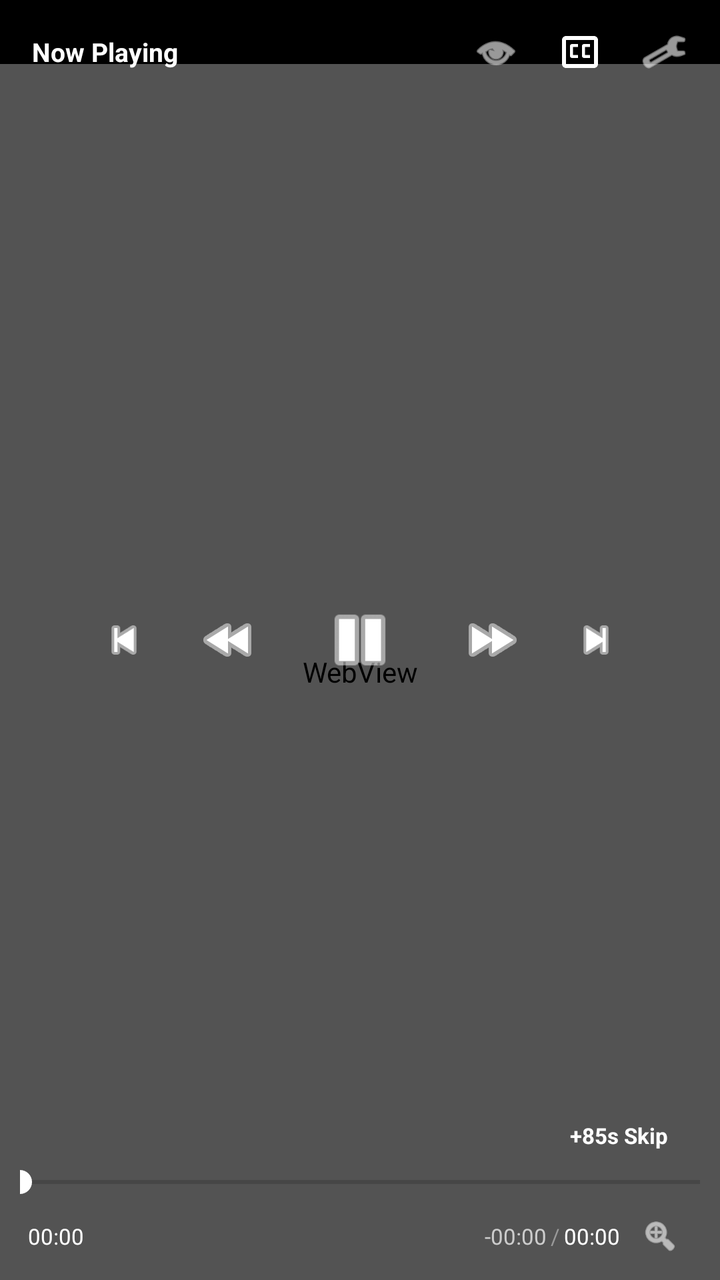
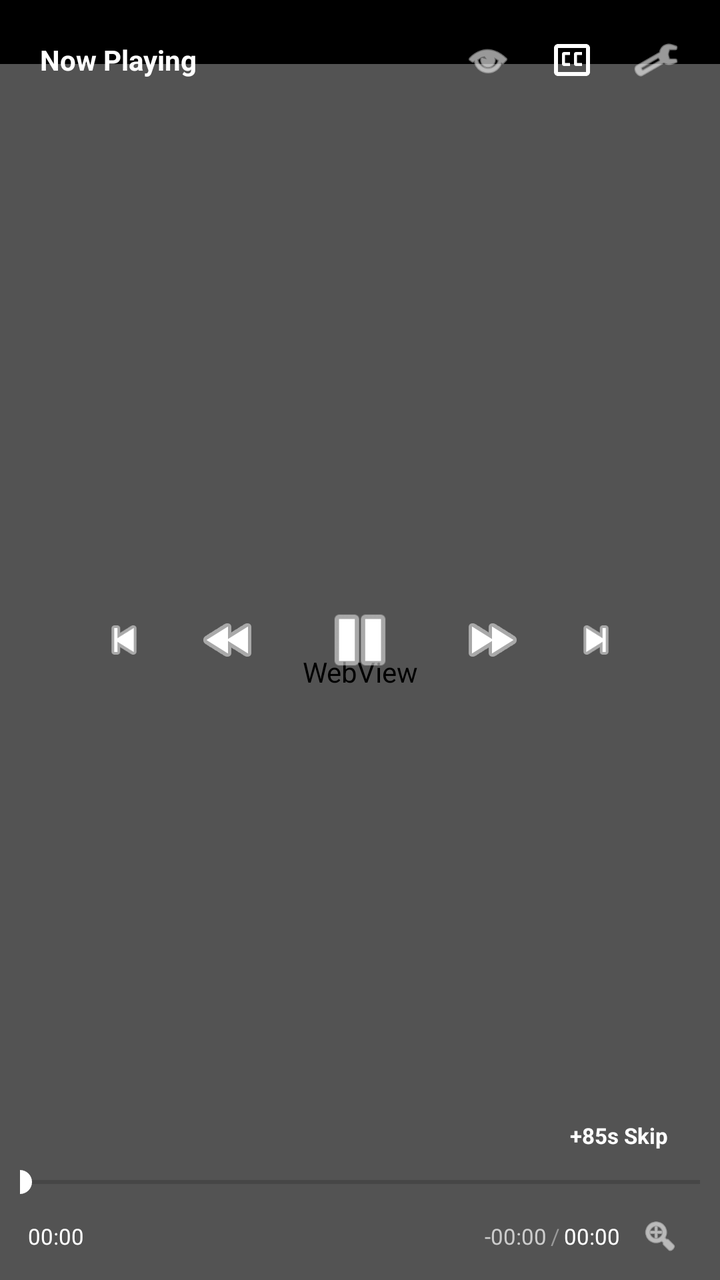

Screens rendered from an Android XML layout before and after an edit, with the pre-edit source and the edit as a unified diff.
<!-- AndroidManifest.xml: activity theme AppTheme.Translucent -->
<!-- res/layout/activity_native_player.xml -->
<?xml version="1.0" encoding="utf-8"?>
<LinearLayout xmlns:android="http://schemas.android.com/apk/res/android"
    xmlns:app="http://schemas.android.com/apk/res-auto"
    android:id="@+id/player_activity_root"
    android:layout_width="match_parent"
    android:layout_height="match_parent"
    android:orientation="vertical"
    android:background="@android:color/black">

    
    <FrameLayout
        android:id="@+id/video_root_container"
        android:layout_width="match_parent"
        android:layout_height="wrap_content"
        android:background="@android:color/black">

        <LinearLayout
            android:id="@+id/video_surface_wrapper"
            android:layout_width="match_parent"
            android:layout_height="match_parent"
            android:orientation="vertical">

            <View
                android:id="@+id/status_bar_filler"
                android:layout_width="match_parent"
                android:layout_height="32dp"
                android:background="@android:color/black"
                android:visibility="visible" />

            <FrameLayout
                android:id="@+id/player_media_container"
                android:layout_width="match_parent"
                android:layout_height="0dp"
                android:layout_weight="1"
                android:background="@android:color/black">

                <WebView
                    android:id="@+id/player_webview"
                    android:layout_width="match_parent"
                    android:layout_height="match_parent"
                    android:visibility="visible" />

                <androidx.media3.ui.PlayerView
                    android:id="@+id/player_exoplayer"
                    android:layout_width="match_parent"
                    android:layout_height="match_parent"
                    app:use_controller="false"
                    android:visibility="gone" />

            </FrameLayout>

            <View
                android:id="@+id/bottom_gap_filler"
                android:layout_width="match_parent"
                android:layout_height="0dp"
                android:background="@android:color/black"
                android:visibility="gone" />
        </LinearLayout>

        
        <View
            android:id="@+id/touch_wall"
            android:layout_width="match_parent"
            android:layout_height="match_parent"
            android:clickable="true"
            android:focusable="true" />

        
        <TextView
            android:id="@+id/indicator_rewind"
            android:layout_width="wrap_content"
            android:layout_height="wrap_content"
            android:layout_gravity="center_vertical|start"
            android:layout_marginStart="20dp"
            android:text="10sec-"
            android:textColor="@android:color/white"
            android:textSize="16sp"
            android:textStyle="bold"
            android:visibility="gone"
            android:shadowColor="@android:color/black"
            android:shadowDx="2"
            android:shadowDy="2"
            android:shadowRadius="3" />

        <TextView
            android:id="@+id/indicator_forward"
            android:layout_width="wrap_content"
            android:layout_height="wrap_content"
            android:layout_gravity="center_vertical|end"
            android:layout_marginEnd="20dp"
            android:text="10sec+"
            android:textColor="@android:color/white"
            android:textSize="16sp"
            android:textStyle="bold"
            android:visibility="gone"
            android:shadowColor="@android:color/black"
            android:shadowDx="2"
            android:shadowDy="2"
            android:shadowRadius="3" />

        <TextView
            android:id="@+id/indicator_2x"
            android:layout_width="wrap_content"
            android:layout_height="wrap_content"
            android:layout_gravity="top|center_horizontal"
            android:layout_marginTop="16dp"
            android:text="2x"
            android:textColor="@android:color/white"
            android:textSize="16sp"
            android:textStyle="bold"
            android:visibility="gone"
            android:shadowColor="@android:color/black"
            android:shadowDx="2"
            android:shadowDy="2"
            android:shadowRadius="3" />

        
        <TextView
            android:id="@+id/indicator_volume"
            android:layout_width="wrap_content"
            android:layout_height="wrap_content"
            android:layout_gravity="center_vertical|end"
            android:layout_marginEnd="80dp"
            android:text="Vol: 100%"
            android:textColor="@android:color/white"
            android:textSize="20sp"
            android:textStyle="bold"
            android:visibility="gone"
            android:shadowColor="@android:color/black"
            android:shadowDx="2"
            android:shadowDy="2"
            android:shadowRadius="4" />

        <TextView
            android:id="@+id/indicator_brightness"
            android:layout_width="wrap_content"
            android:layout_height="wrap_content"
            android:layout_gravity="center_vertical|start"
            android:layout_marginStart="80dp"
            android:text="Bri: 100%"
            android:textColor="@android:color/white"
            android:textSize="20sp"
            android:textStyle="bold"
            android:visibility="gone"
            android:shadowColor="@android:color/black"
            android:shadowDx="2"
            android:shadowDy="2"
            android:shadowRadius="4" />

        
        <RelativeLayout
            android:id="@+id/controls_overlay"
            android:layout_width="match_parent"
            android:layout_height="match_parent"
            android:background="#59000000"
            android:visibility="visible">

            
            <RelativeLayout
                android:id="@+id/top_bar"
                android:layout_width="match_parent"
                android:layout_height="wrap_content"
                android:paddingHorizontal="8dp"
                android:paddingVertical="6dp">
                
                <TextView
                    android:id="@+id/video_title"
                    android:layout_width="match_parent"
                    android:layout_height="wrap_content"
                    android:layout_centerVertical="true"
                    android:layout_alignParentStart="true"
                    android:layout_toStartOf="@id/btn_pip"
                    android:layout_marginStart="8dp"
                    android:layout_marginEnd="8dp"
                    android:maxLines="1"
                    android:ellipsize="end"
                    android:text="Now Playing"
                    android:textColor="@android:color/white"
                    android:textStyle="bold"
                    android:textSize="13sp" />

                <ImageButton
                    android:id="@+id/btn_settings"
                    android:layout_width="40dp"
                    android:layout_height="40dp"
                    android:layout_alignParentEnd="true"
                    android:layout_centerVertical="true"
                    android:padding="8dp"
                    android:scaleType="fitCenter"
                    android:background="?attr/selectableItemBackgroundBorderless"
                    android:src="@android:drawable/ic_menu_preferences"
                    app:tint="@android:color/white" />

                <ImageButton
                    android:id="@+id/btn_captions"
                    android:layout_width="40dp"
                    android:layout_height="40dp"
                    android:layout_toStartOf="@id/btn_settings"
                    android:layout_centerVertical="true"
                    android:layout_marginEnd="2dp"
                    android:padding="8dp"
                    android:scaleType="fitCenter"
                    android:background="?attr/selectableItemBackgroundBorderless"
                    android:src="@drawable/ic_cc"
                    app:tint="@android:color/white" />

                <ImageButton
                    android:id="@+id/btn_pip"
                    android:layout_width="40dp"
                    android:layout_height="40dp"
                    android:layout_toStartOf="@id/btn_captions"
                    android:layout_centerVertical="true"
                    android:layout_marginEnd="2dp"
                    android:padding="8dp"
                    android:scaleType="fitCenter"
                    android:background="?attr/selectableItemBackgroundBorderless"
                    android:src="@android:drawable/ic_menu_view"
                    app:tint="@android:color/white" />
            </RelativeLayout>

            
            <LinearLayout
                android:layout_width="wrap_content"
                android:layout_height="wrap_content"
                android:layout_centerInParent="true"
                android:orientation="horizontal"
                android:gravity="center">

                <ImageButton
                    android:id="@+id/btn_prev_episode"
                    android:layout_width="38dp"
                    android:layout_height="38dp"
                    android:layout_marginEnd="10dp"
                    android:padding="6dp"
                    android:scaleType="fitCenter"
                    android:background="?attr/selectableItemBackgroundBorderless"
                    android:src="@android:drawable/ic_media_previous"
                    app:tint="@android:color/white" />

                <ImageButton
                    android:id="@+id/btn_rewind"
                    android:layout_width="46dp"
                    android:layout_height="46dp"
                    android:layout_marginEnd="14dp"
                    android:padding="7dp"
                    android:scaleType="fitCenter"
                    android:background="?attr/selectableItemBackgroundBorderless"
                    android:src="@android:drawable/ic_media_rew"
                    app:tint="@android:color/white" />

                <ImageButton
                    android:id="@+id/btn_play_pause"
                    android:layout_width="58dp"
                    android:layout_height="58dp"
                    android:padding="8dp"
                    android:scaleType="fitCenter"
                    android:background="?attr/selectableItemBackgroundBorderless"
                    android:src="@android:drawable/ic_media_pause"
                    app:tint="@android:color/white" />

                <ImageButton
                    android:id="@+id/btn_forward"
                    android:layout_width="46dp"
                    android:layout_height="46dp"
                    android:layout_marginStart="14dp"
                    android:padding="7dp"
                    android:scaleType="fitCenter"
                    android:background="?attr/selectableItemBackgroundBorderless"
                    android:src="@android:drawable/ic_media_ff"
                    app:tint="@android:color/white" />

                <ImageButton
                    android:id="@+id/btn_next_episode"
                    android:layout_width="38dp"
                    android:layout_height="38dp"
                    android:layout_marginStart="10dp"
                    android:padding="6dp"
                    android:scaleType="fitCenter"
                    android:background="?attr/selectableItemBackgroundBorderless"
                    android:src="@android:drawable/ic_media_next"
                    app:tint="@android:color/white" />
            </LinearLayout>

            
            <LinearLayout
                android:id="@+id/scrubber_preview_container"
                android:layout_width="wrap_content"
                android:layout_height="wrap_content"
                android:layout_above="@id/bottom_bar"
                android:orientation="vertical"
                android:gravity="center_horizontal"
                android:visibility="gone">

                <TextView
                    android:id="@+id/scrubber_time"
                    android:layout_width="wrap_content"
                    android:layout_height="wrap_content"
                    android:text="00:00"
                    android:textColor="@android:color/white"
                    android:textSize="16sp"
                    android:textStyle="bold"
                    android:shadowColor="@android:color/black"
                    android:shadowDx="2"
                    android:shadowDy="2"
                    android:shadowRadius="3" />
            </LinearLayout>

            
            <LinearLayout
                android:id="@+id/bottom_bar"
                android:layout_width="match_parent"
                android:layout_height="wrap_content"
                android:layout_alignParentBottom="true"
                android:orientation="vertical"
                android:paddingHorizontal="10dp"
                android:paddingVertical="6dp">

                
                <TextView
                    android:id="@+id/btn_skip_intro"
                    android:layout_width="wrap_content"
                    android:layout_height="wrap_content"
                    android:layout_gravity="end"
                    android:layout_marginBottom="4dp"
                    android:layout_marginEnd="6dp"
                    android:paddingHorizontal="10dp"
                    android:paddingVertical="3dp"
                    android:text="+85s Skip"
                    android:textColor="@android:color/white"
                    android:textSize="11sp"
                    android:textStyle="bold"
                    android:background="?attr/selectableItemBackground"
                    android:clickable="true"
                    android:focusable="true" />

                <SeekBar
                    android:id="@+id/video_seekbar"
                    android:layout_width="match_parent"
                    android:layout_height="wrap_content"
                    android:paddingHorizontal="0dp"
                    android:progressTint="@android:color/white"
                    android:thumbTint="@android:color/white" />

                <RelativeLayout
                    android:layout_width="match_parent"
                    android:layout_height="wrap_content"
                    android:layout_marginTop="2dp"
                    android:paddingHorizontal="4dp">
                    
                    <TextView
                        android:id="@+id/text_current_time"
                        android:layout_width="wrap_content"
                        android:layout_height="wrap_content"
                        android:layout_centerVertical="true"
                        android:text="00:00"
                        android:textColor="@android:color/white"
                        android:textSize="11sp" />

                    <LinearLayout
                        android:id="@+id/time_display"
                        android:layout_width="wrap_content"
                        android:layout_height="wrap_content"
                        android:layout_toStartOf="@id/btn_fullscreen_toggle"
                        android:layout_centerVertical="true"
                        android:layout_marginEnd="4dp"
                        android:orientation="horizontal">
                        
                        <TextView
                            android:id="@+id/text_time_left"
                            android:layout_width="wrap_content"
                            android:layout_height="wrap_content"
                            android:text="-00:00"
                            android:textColor="#CCCCCC"
                            android:textSize="11sp"
                            android:layout_marginEnd="2dp" />
                            
                        <TextView
                            android:layout_width="wrap_content"
                            android:layout_height="wrap_content"
                            android:text="/"
                            android:textColor="#999999"
                            android:textSize="11sp"
                            android:layout_marginEnd="2dp" />
                            
                        <TextView
                            android:id="@+id/text_total_time"
                            android:layout_width="wrap_content"
                            android:layout_height="wrap_content"
                            android:text="00:00"
                            android:textColor="@android:color/white"
                            android:textSize="11sp" />
                    </LinearLayout>

                    <ImageButton
                        android:id="@+id/btn_fullscreen_toggle"
                        android:layout_width="32dp"
                        android:layout_height="32dp"
                        android:layout_alignParentEnd="true"
                        android:layout_centerVertical="true"
                        android:padding="6dp"
                        android:scaleType="fitCenter"
                        android:background="?attr/selectableItemBackgroundBorderless"
                        android:src="@android:drawable/ic_menu_zoom"
                        app:tint="@android:color/white" />
                </RelativeLayout>
            </LinearLayout>
        </RelativeLayout>

        <ProgressBar
            android:id="@+id/loading_progress"
            android:layout_width="50dp"
            android:layout_height="50dp"
            android:layout_gravity="center"
            android:visibility="visible" />

    </FrameLayout>

    
    <LinearLayout
        android:id="@+id/portrait_bottom_container"
        android:layout_width="match_parent"
        android:layout_height="0dp"
        android:layout_weight="1"
        android:orientation="vertical"
        android:background="#0B0B0E"
        android:padding="20dp"
        android:visibility="visible">

        <TextView
            android:id="@+id/portrait_anime_title"
            android:layout_width="match_parent"
            android:layout_height="wrap_content"
            android:text="Anime Title"
            android:textColor="@android:color/white"
            android:textSize="18sp"
            android:textStyle="bold"
            android:maxLines="2"
            android:ellipsize="end" />

        <TextView
            android:id="@+id/portrait_episode_subtitle"
            android:layout_width="match_parent"
            android:layout_height="wrap_content"
            android:layout_marginTop="6dp"
            android:text="Episode 1"
            android:textColor="#AAAAAA"
            android:textSize="14sp" />

        <View
            android:layout_width="match_parent"
            android:layout_height="1dp"
            android:layout_marginVertical="16dp"
            android:background="#222228" />

        <LinearLayout
            android:layout_width="match_parent"
            android:layout_height="wrap_content"
            android:orientation="horizontal">

            <TextView
                android:id="@+id/portrait_badge_hd"
                android:layout_width="wrap_content"
                android:layout_height="wrap_content"
                android:background="#1F1F2C"
                android:paddingHorizontal="10dp"
                android:paddingVertical="4dp"
                android:text="1080p HD"
                android:textColor="#818cf8"
                android:textSize="12sp"
                android:textStyle="bold" />

            <TextView
                android:id="@+id/portrait_badge_audio"
                android:layout_width="wrap_content"
                android:layout_height="wrap_content"
                android:layout_marginStart="8dp"
                android:background="#1F1F2C"
                android:paddingHorizontal="10dp"
                android:paddingVertical="4dp"
                android:text="ENG DUB"
                android:textColor="#34d399"
                android:textSize="12sp"
                android:textStyle="bold" />
        </LinearLayout>

        <TextView
            android:layout_width="match_parent"
            android:layout_height="wrap_content"
            android:layout_marginTop="20dp"
            android:text="Tap the fullscreen button or rotate your device to watch in full landscape."
            android:textColor="#666677"
            android:textSize="13sp" />

    </LinearLayout>

</LinearLayout>
<!-- resources referenced by this layout -->
<resources>
  <!-- drawable ic_cc (drawable) -->
  <?xml version="1.0" encoding="utf-8"?>
  <vector xmlns:android="http://schemas.android.com/apk/res/android"
      android:width="24dp"
      android:height="24dp"
      android:viewportWidth="24"
      android:viewportHeight="24">
      
      <path
          android:fillColor="#FFFFFF"
          android:pathData="M19,4H5C3.89,4 3,4.9 3,6V18C3,19.1 3.89,20 5,20H19C20.1,20 21,19.1 21,18V6C21,4.9 20.1,4 19,4ZM19,18H5V6H19V18Z" />
      
      <path
          android:fillColor="#FFFFFF"
          android:pathData="M11,15H8C7.45,15 7,14.55 7,14V9C7,8.45 7.45,8 8,8H11V9.5H8.5V13.5H11V15Z" />
      
      <path
          android:fillColor="#FFFFFF"
          android:pathData="M17,15H14C13.45,15 13,14.55 13,14V9C13,8.45 13.45,8 14,8H17V9.5H14.5V13.5H17V15Z" />
  </vector>
  <style name="AppTheme.Translucent" parent="Theme.AppCompat.DayNight.NoActionBar">
          <item name="android:windowIsTranslucent">true</item>
          <item name="android:windowBackground">@android:color/transparent</item>
          <item name="android:colorBackgroundCacheHint">@null</item>
          <item name="android:windowContentOverlay">@null</item>
          <item name="android:backgroundDimEnabled">false</item>
      </style>
</resources>

<!-- the commit's change to res/layout/activity_native_player.xml (unified diff, before → after) -->
@@ -160,8 +160,9 @@
                 android:id="@+id/top_bar"
                 android:layout_width="match_parent"
                 android:layout_height="wrap_content"
-                android:paddingHorizontal="8dp"
-                android:paddingVertical="6dp">
+                android:paddingHorizontal="12dp"
+                android:paddingTop="12dp"
+                android:paddingBottom="8dp">
                 
                 <TextView
                     android:id="@+id/video_title"
@@ -171,13 +172,13 @@
                     android:layout_alignParentStart="true"
                     android:layout_toStartOf="@id/btn_pip"
                     android:layout_marginStart="8dp"
-                    android:layout_marginEnd="8dp"
+                    android:layout_marginEnd="12dp"
                     android:maxLines="1"
                     android:ellipsize="end"
                     android:text="Now Playing"
                     android:textColor="@android:color/white"
                     android:textStyle="bold"
-                    android:textSize="13sp" />
+                    android:textSize="14sp" />
 
                 <ImageButton
                     android:id="@+id/btn_settings"
